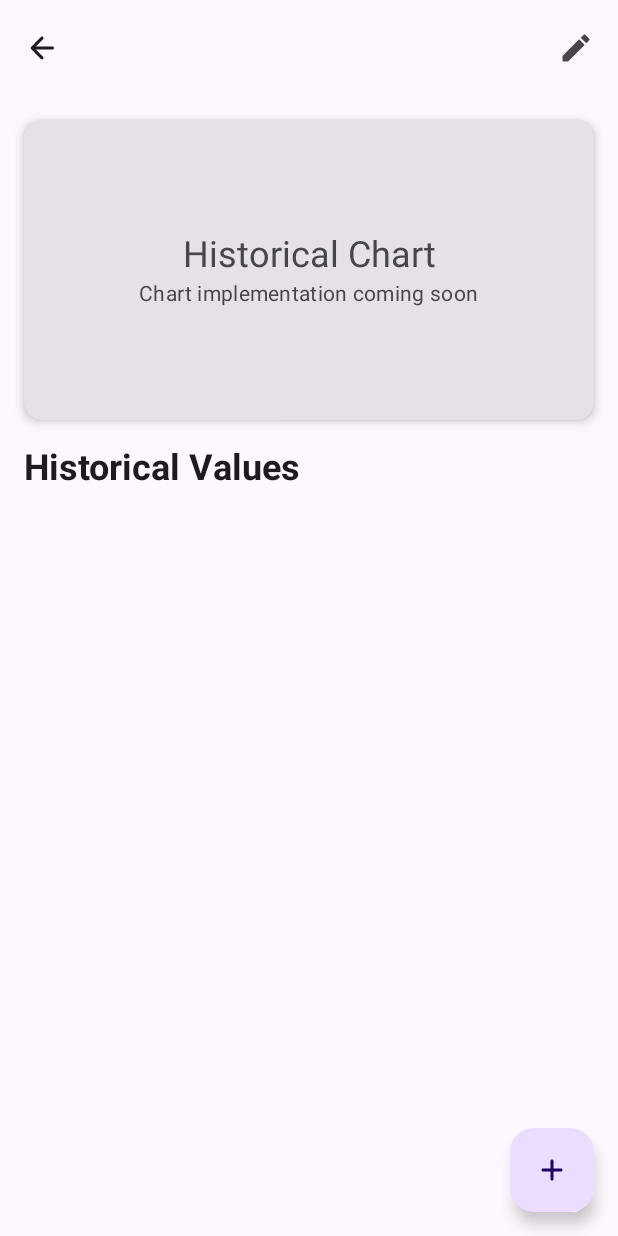
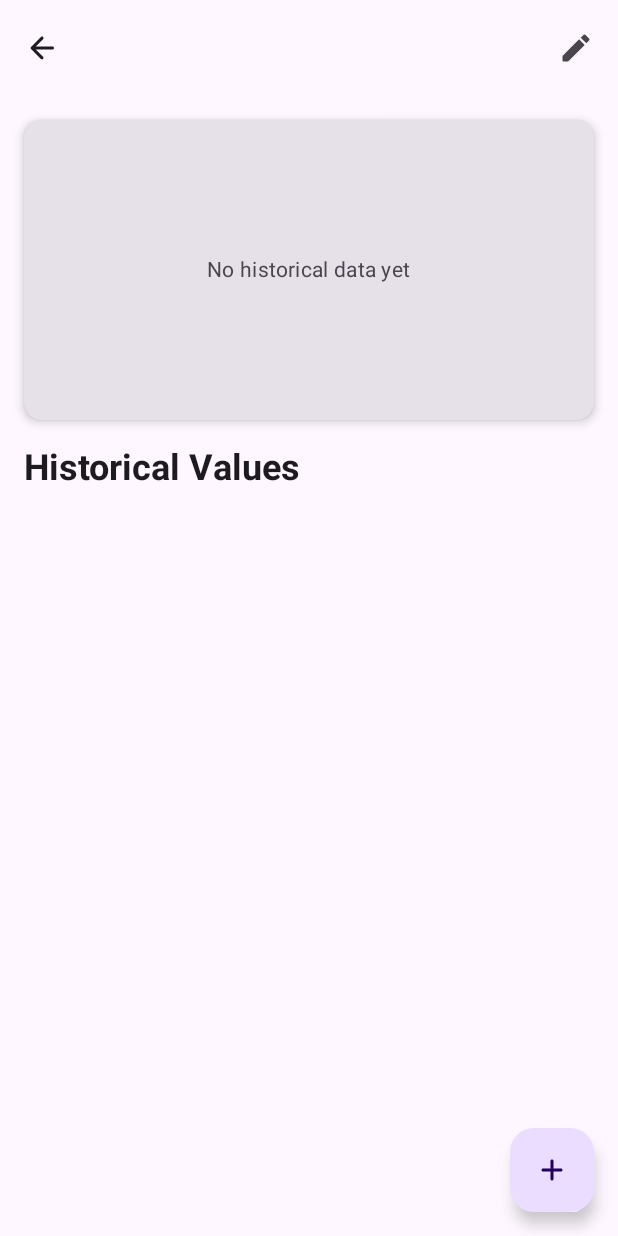
Before and after one commit to JoshLudahl/annette, an Android app built with Jetpack Compose: the composable ItemDetailScreen called with empty values, on a phone screen of 412 x 824 dp. Run offline under Robolectric (Android 15) with nearby library versions, the phone set to English and light mode, and no system bars; our stand-ins replace Dagger/Hilt's generated code, Material 3 Expressive styles (plain Material 3 is drawn), Room's generated code.

Commit message:
Implement historical value chart for items
This commit introduces a line chart to display the historical values of an individual asset or liability item over time.

Key changes:

-   **`ItemDetailScreen.kt`**:
    -   The placeholder for the historical chart has been replaced with the new `ItemHistoricalChart` composable.
    -   If no historical data is available for an item, a "No historical data yet" message is displayed.
    -   The `historicalValues` (a list of `BalanceSheetValues`) are passed to the `ItemHistoricalChart`.
-   **`Charts.kt`**:
    -   Added a new composable function `ItemHistoricalChart` that takes a list of `BalanceSheetValues`.
    -   **Data Processing**:
        -   Deduplicates `BalanceSheetValues` by day, keeping only the latest entry for each day.
        -   Formats dates for x-axis labels as "dd-MMM-yy".
        -   Maps the processed data to x (indices) and y (item values) coordinates for the chart.
    -   Uses `CartesianChartHost` from the Vico library to render the line chart.
    -   The x-axis displays formatted date labels, and the y-axis represents the item's value.
    -   The `NetWorthHistoricalChart`'s date formatting for labels has been updated from "month-year" to "dd-MMM-yy" to align with the new item chart and provide more granularity.

```diff
--- a/app/src/main/java/com/softklass/annette/ui/screens/ItemDetailScreen.kt
+++ b/app/src/main/java/com/softklass/annette/ui/screens/ItemDetailScreen.kt
@@ -115,30 +115,31 @@ fun ItemDetailScreen(
                 .padding(paddingValues)
                 .padding(16.dp)
         ) {
-            // Historical Chart Placeholder
+            // Historical Chart
             Card(
                 modifier = Modifier
                     .fillMaxWidth()
                     .height(200.dp),
                 elevation = CardDefaults.cardElevation(defaultElevation = 4.dp)
             ) {
-                Box(
-                    modifier = Modifier.fillMaxSize(),
-                    contentAlignment = Alignment.Center
-                ) {
-                    Column(
-                        horizontalAlignment = Alignment.CenterHorizontally
+                if (historicalValues.isEmpty()) {
+                    Box(
+                        modifier = Modifier.fillMaxSize(),
+                        contentAlignment = Alignment.Center
                     ) {
                         Text(
-                            text = "Historical Chart",
-                            style = MaterialTheme.typography.headlineSmall,
-                            color = MaterialTheme.colorScheme.onSurfaceVariant
-                        )
-                        Text(
-                            text = "Chart implementation coming soon",
+                            text = "No historical data yet",
                             style = MaterialTheme.typography.bodyMedium,
                             color = MaterialTheme.colorScheme.onSurfaceVariant
                         )
+                    }
+                } else {
+                    Box(
+                        modifier = Modifier
+                            .fillMaxSize()
+                            .padding(8.dp)
+                    ) {
+                        com.softklass.annette.ui.components.ItemHistoricalChart(historicalValues)
                     }
                 }
             }
```
Also changed, not shown: app/src/main/java/com/softklass/annette/ui/components/Charts.kt (+49 -9 lines).
